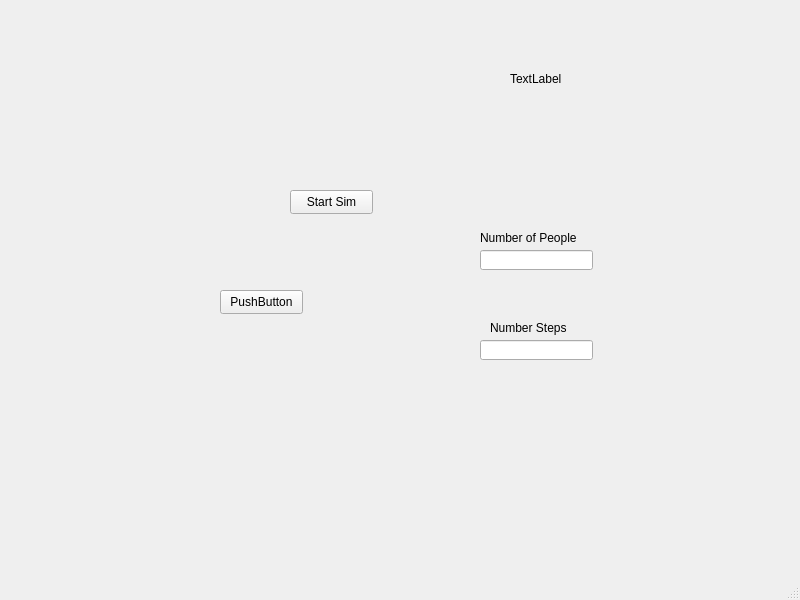
slipschutz/EconSim, file PythonWrapper/Test.ui: the form before one commit.
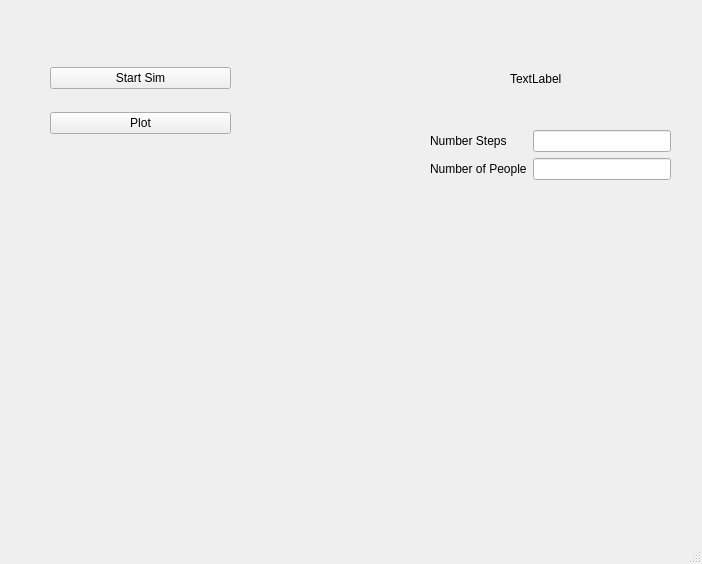
The form after the commit.

Commit message: Recreated bindings for the vectors in data logger that were being looked at before the change to pybind.  Moved stuff around in the interface. removed some cout lines in actor logger

What changed in the file:
```diff
--- a/PythonWrapper/Test.ui
+++ b/PythonWrapper/Test.ui
@@ -6,76 +6,14 @@
    <rect>
     <x>0</x>
     <y>0</y>
-    <width>800</width>
-    <height>600</height>
+    <width>702</width>
+    <height>564</height>
    </rect>
   </property>
   <property name="windowTitle">
    <string>MainWindow</string>
   </property>
   <widget class="QWidget" name="centralwidget">
-   <widget class="QPushButton" name="StartSim">
-    <property name="geometry">
-     <rect>
-      <x>290</x>
-      <y>190</y>
-      <width>83</width>
-      <height>24</height>
-     </rect>
-    </property>
-    <property name="text">
-     <string>Start Sim</string>
-    </property>
-   </widget>
-   <widget class="QPushButton" name="stop">
-    <property name="geometry">
-     <rect>
-      <x>220</x>
-      <y>290</y>
-      <width>83</width>
-      <height>24</height>
-     </rect>
-    </property>
-    <property name="text">
-     <string>PushButton</string>
-    </property>
-   </widget>
-   <widget class="QLineEdit" name="numPeopleInput">
-    <property name="geometry">
-     <rect>
-      <x>480</x>
-      <y>250</y>
-      <width>113</width>
-      <height>20</height>
-     </rect>
-    </property>
-   </widget>
-   <widget class="QLabel" name="label">
-    <property name="geometry">
-     <rect>
-      <x>480</x>
-      <y>230</y>
-      <width>131</width>
-      <height>16</height>
-     </rect>
-    </property>
-    <property name="text">
-     <string>Number of People</string>
-    </property>
-   </widget>
-   <widget class="QLabel" name="label_2">
-    <property name="geometry">
-     <rect>
-      <x>490</x>
-      <y>320</y>
-      <width>91</width>
-      <height>16</height>
-     </rect>
-    </property>
-    <property name="text">
-     <string>Number Steps</string>
-    </property>
-   </widget>
    <widget class="QLabel" name="TotalNumStepLabel">
     <property name="geometry">
      <rect>
@@ -89,15 +27,63 @@
      <string>TextLabel</string>
     </property>
    </widget>
-   <widget class="QLineEdit" name="numStepsInput">
+   <widget class="QWidget" name="verticalLayoutWidget">
     <property name="geometry">
      <rect>
-      <x>480</x>
-      <y>340</y>
-      <width>113</width>
-      <height>20</height>
+      <x>50</x>
+      <y>50</y>
+      <width>181</width>
+      <height>101</height>
      </rect>
     </property>
+    <layout class="QVBoxLayout" name="verticalLayout">
+     <item>
+      <widget class="QPushButton" name="StartSim">
+       <property name="text">
+        <string>Start Sim</string>
+       </property>
+      </widget>
+     </item>
+     <item>
+      <widget class="QPushButton" name="Plot">
+       <property name="text">
+        <string>Plot</string>
+       </property>
+      </widget>
+     </item>
+    </layout>
+   </widget>
+   <widget class="QWidget" name="formLayoutWidget">
+    <property name="geometry">
+     <rect>
+      <x>430</x>
+      <y>130</y>
+      <width>241</width>
+      <height>91</height>
+     </rect>
+    </property>
+    <layout class="QFormLayout" name="formLayout">
+     <item row="0" column="0">
+      <widget class="QLabel" name="label_2">
+       <property name="text">
+        <string>Number Steps</string>
+       </property>
+      </widget>
+     </item>
+     <item row="0" column="1">
+      <widget class="QLineEdit" name="numStepsInput"/>
+     </item>
+     <item row="1" column="0">
+      <widget class="QLabel" name="label">
+       <property name="text">
+        <string>Number of People</string>
+       </property>
+      </widget>
+     </item>
+     <item row="1" column="1">
+      <widget class="QLineEdit" name="numPeopleInput"/>
+     </item>
+    </layout>
    </widget>
   </widget>
   <widget class="QMenuBar" name="menubar">
```
Left out of the diff: 4 changed lines with no effect on the pictures. The commit also changes 4 other files.
